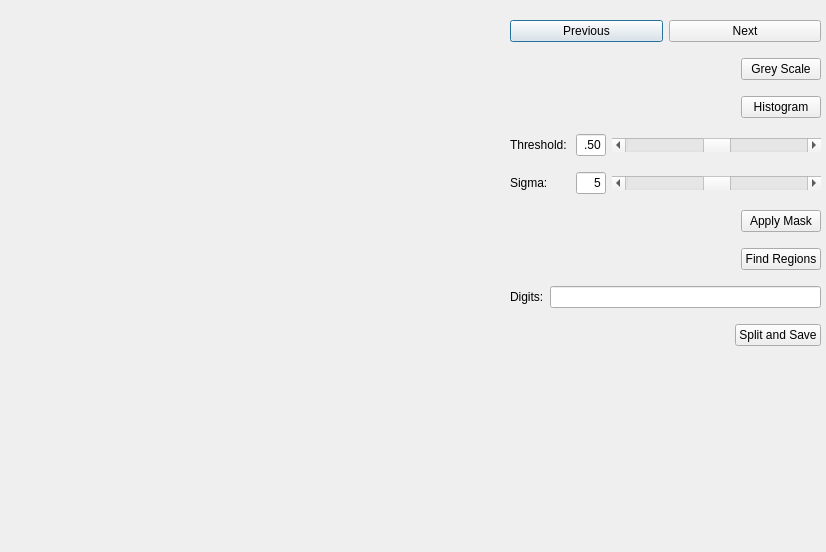
Before: the Qt Designer form ProcessKilnImages-dlg.ui in bmuth/ProcessKilnImages, drawn with Qt 5.
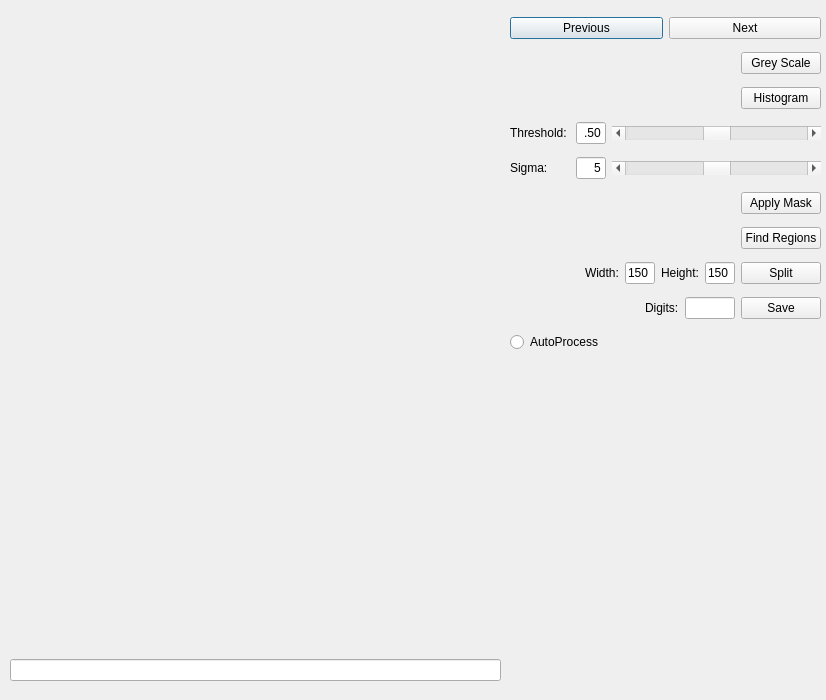
After: the same form once the commit is applied.

Commit message: resizing target images

```diff
--- a/ProcessKilnImages-dlg.ui
+++ b/ProcessKilnImages-dlg.ui
@@ -7,7 +7,7 @@
     <x>0</x>
     <y>0</y>
     <width>826</width>
-    <height>552</height>
+    <height>700</height>
    </rect>
   </property>
   <property name="windowTitle">
@@ -19,13 +19,30 @@
      <x>10</x>
      <y>10</y>
      <width>491</width>
-     <height>521</height>
+     <height>671</height>
     </rect>
    </property>
    <layout class="QVBoxLayout" name="verticalLayout">
     <item>
      <widget class="QWidget" name="widget" native="true"/>
     </item>
+    <item>
+     <widget class="QLineEdit" name="leMsg">
+      <property name="font">
+       <font>
+        <family>Tahoma</family>
+        <weight>75</weight>
+        <bold>true</bold>
+       </font>
+      </property>
+      <property name="text">
+       <string/>
+      </property>
+      <property name="alignment">
+       <set>Qt::AlignCenter</set>
+      </property>
+     </widget>
+    </item>
    </layout>
   </widget>
   <widget class="QWidget" name="verticalLayoutWidget_2">
@@ -125,7 +142,7 @@
        <number>0</number>
       </property>
       <item>
-       <widget class="QLabel" name="label_2">
+       <widget class="QLabel" name="labThreshold">
         <property name="sizePolicy">
          <sizepolicy hsizetype="Fixed" vsizetype="Preferred">
           <horstretch>0</horstretch>
@@ -301,26 +318,6 @@
       </item>
      </layout>
     </item>
-    <item>
-     <layout class="QHBoxLayout" name="horizontalLayout_4">
-      <property name="topMargin">
-       <number>0</number>
-      </property>
-      <property name="bottomMargin">
-       <number>0</number>
-      </property>
-      <item>
-       <widget class="QLabel" name="label_5">
-        <property name="text">
-         <string>Digits:</string>
-        </property>
-       </widget>
-      </item>
-      <item>
-       <widget class="QLineEdit" name="leDigits"/>
-      </item>
-     </layout>
-    </item>
     <item>
      <layout class="QHBoxLayout" name="horizontalLayout_9">
       <property name="bottomMargin">
@@ -340,14 +337,102 @@
        </spacer>
       </item>
       <item>
-       <widget class="QPushButton" name="pushButton_5">
+       <widget class="QLabel" name="label">
         <property name="text">
-         <string>Split and Save</string>
+         <string>Width:</string>
         </property>
        </widget>
       </item>
+      <item>
+       <widget class="QLineEdit" name="leWidth">
+        <property name="maximumSize">
+         <size>
+          <width>30</width>
+          <height>16777215</height>
+         </size>
+        </property>
+        <property name="text">
+         <string>150</string>
+        </property>
+       </widget>
+      </item>
+      <item>
+       <widget class="QLabel" name="label_2">
+        <property name="text">
+         <string>Height:</string>
+        </property>
+       </widget>
+      </item>
+      <item>
+       <widget class="QLineEdit" name="leHeight">
+        <property name="maximumSize">
+         <size>
+          <width>30</width>
+          <height>16777215</height>
+         </size>
+        </property>
+        <property name="text">
+         <string>150</string>
+        </property>
+       </widget>
+      </item>
+      <item>
+       <widget class="QPushButton" name="btnSplit">
+        <property name="text">
+         <string>Split</string>
+        </property>
+       </widget>
+      </item>
      </layout>
     </item>
+    <item>
+     <layout class="QHBoxLayout" name="horizontalLayout_10">
+      <item>
+       <spacer name="horizontalSpacer_6">
+        <property name="orientation">
+         <enum>Qt::Horizontal</enum>
+        </property>
+        <property name="sizeHint" stdset="0">
+         <size>
+          <width>40</width>
+          <height>20</height>
+         </size>
+        </property>
+       </spacer>
+      </item>
+      <item>
+       <widget class="QLabel" name="label_5">
+        <property name="text">
+         <string>Digits:</string>
+        </property>
+       </widget>
+      </item>
+      <item>
+       <widget class="QLineEdit" name="leDigits">
+        <property name="maximumSize">
+         <size>
+          <width>50</width>
+          <height>16777215</height>
+         </size>
+        </property>
+       </widget>
+      </item>
+      <item>
+       <widget class="QPushButton" name="btnSave">
+        <property name="text">
+         <string>Save</string>
+        </property>
+       </widget>
+      </item>
+     </layout>
+    </item>
+    <item>
+     <widget class="QRadioButton" name="radioButton">
+      <property name="text">
+       <string>AutoProcess</string>
+      </property>
+     </widget>
+    </item>
    </layout>
   </widget>
  </widget>
```
Left out of the diff: 2 changed lines with no effect on the pictures. The commit also changes 2 other files.
